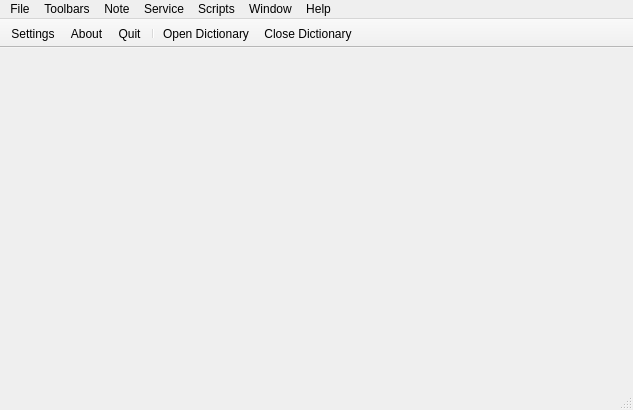
The window that Manager/Manager.ui (gil9red/NotesManager) describes before a commit, drawn with Qt 5.
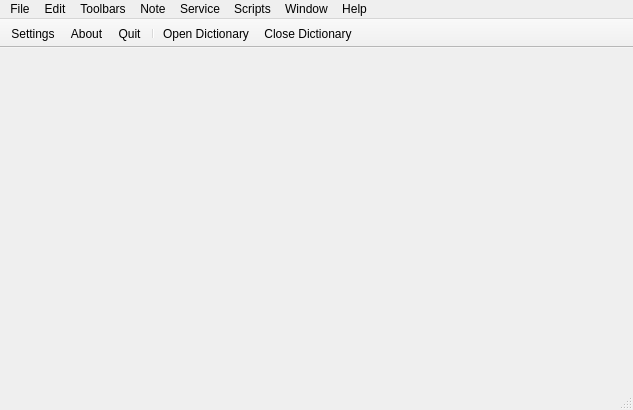
The same window after the commit. Icons and pictures are not drawn. Custom widgets are drawn as their Qt base class.

Patch:
```diff
--- a/Manager/Manager.ui
+++ b/Manager/Manager.ui
@@ -171,7 +171,16 @@
     </property>
     <addaction name="actionShowScriptsManager"/>
    </widget>
+   <widget class="QMenu" name="menuEdit">
+    <property name="toolTip">
+     <string/>
+    </property>
+    <property name="title">
+     <string>Edit</string>
+    </property>
+   </widget>
    <addaction name="menuFile"/>
+   <addaction name="menuEdit"/>
    <addaction name="menuToolbars"/>
    <addaction name="menuNote"/>
    <addaction name="menuService"/>
```
Left out of the diff: 2 changed lines with no effect on the pictures.
